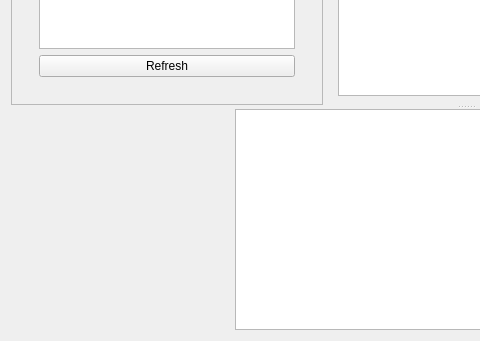
First picture: the form in gui/mainwindow.ui, repository Shmuma/grain-watering, before the edit; both pictures show x 0 to 480 and y 386 to 727 of the 932 by 727 pixel window.
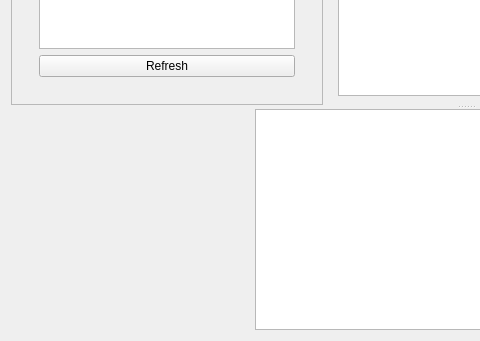
Second picture: the form after the edit. The open tabs and pages were chosen to show the change. Custom widgets are drawn as their Qt base class.

Patch:
```diff
--- a/gui/mainwindow.ui
+++ b/gui/mainwindow.ui
@@ -796,7 +796,7 @@
        </item>
       </layout>
      </widget>
-     <widget class="QWidget" name="" >
+     <widget class="QWidget" name="layoutWidget" >
       <layout class="QHBoxLayout" >
        <item>
         <widget class="QFrame" name="bsuControlPanel" >
@@ -817,7 +817,7 @@
             </property>
             <property name="minimumSize" >
              <size>
-              <width>200</width>
+              <width>220</width>
               <height>0</height>
              </size>
             </property>
```
Left out of the diff: 8 changed lines with no effect on the pictures.
